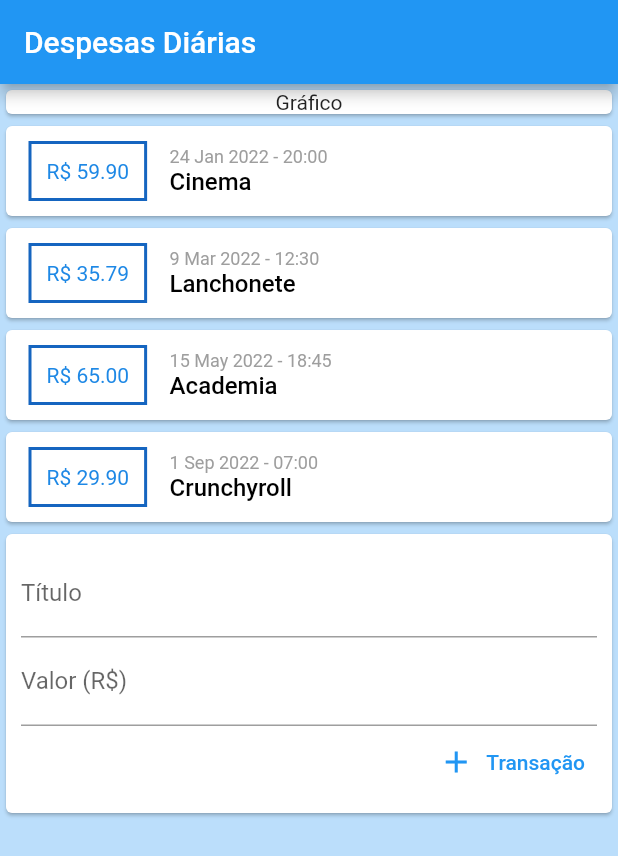
After one commit to isaacscardoso/expenses-diary-app, a Flutter app: the screen it shows after launch, on a phone screen of 412 x 824 dp. The commit adds this screen. Shown: the top 856 px of the screen. Run offline on Flutter 3.47's test engine with Material 2 defaults, Android fonts, the phone set to English and light mode, and no system bars.

Commit message:
Separating the application into components.

```diff
--- /dev/null
+++ b/lib/components/transaction_form.dart
@@ -0,0 +1,53 @@
+import 'package:flutter/material.dart';
+import 'package:flutter/services.dart';
+
+class TransactionForm extends StatefulWidget {
+  const TransactionForm({Key? key}) : super(key: key);
+
+  @override
+  State<TransactionForm> createState() => _TransactionFormState();
+}
+
+class _TransactionFormState extends State<TransactionForm> {
+  TextEditingController titleController = TextEditingController();
+  TextEditingController valueController = TextEditingController();
+
+  @override
+  Widget build(BuildContext context) {
+    return Card(
+      child: Padding(
+        padding: const EdgeInsets.all(10),
+        child: Column(
+          children: <Widget>[
+            TextField(
+              controller: titleController,
+              decoration: const InputDecoration(
+                labelText: 'Título',
+              ),
+            ),
+            TextField(
+              controller: valueController,
+              keyboardType: TextInputType.number,
+              inputFormatters: [FilteringTextInputFormatter.digitsOnly],
+              decoration: const InputDecoration(
+                labelText: 'Valor (R\$)',
+              ),
+            ),
+            Row(
+              mainAxisAlignment: MainAxisAlignment.end,
+              children: <Widget>[
+                TextButton.icon(
+                  onPressed: () {
+                    print('${titleController.text} - ${valueController.text}');
+                  },
+                  icon: const Icon(Icons.add),
+                  label: const Text('Transação'),
+                ),
+              ],
+            ),
+          ],
+        ),
+      ),
+    );
+  }
+}
--- /dev/null
+++ b/lib/components/transaction_list.dart
@@ -0,0 +1,63 @@
+import 'package:flutter/material.dart';
+import 'package:intl/intl.dart';
+import 'package:expenses_diary/models/transaction.dart';
+
+class TransactionList extends StatelessWidget {
+  const TransactionList({Key? key, required this.transactions})
+      : super(key: key);
+
+  final List<Transaction> transactions;
+
+  @override
+  Widget build(BuildContext context) {
+    return Column(
+      children: transactions.map((item) {
+        return Card(
+          child: Row(
+            children: <Widget>[
+              Container(
+                margin: const EdgeInsets.symmetric(
+                  horizontal: 15,
+                  vertical: 10,
+                ),
+                decoration: BoxDecoration(
+                  border: Border.all(
+                    color: Colors.blue.shade800,
+                    width: 2,
+                  ),
+                ),
+                padding: const EdgeInsets.all(10),
+                child: Text(
+                  'R\$ ${item.value.toStringAsFixed(2)}',
+                  style: TextStyle(
+                    color: Colors.blue.shade600,
+                  ),
+                ),
+              ),
+              Column(
+                crossAxisAlignment: CrossAxisAlignment.start,
+                children: <Widget>[
+                  Text(
+                    DateFormat('d MMM y - HH:mm').format(item.date),
+                    style: const TextStyle(
+                      color: Colors.grey,
+                      fontSize: 12,
+                    ),
+                  ),
+                  Text(
+                    item.title,
+                    style: const TextStyle(
+                      color: Colors.black,
+                      fontSize: 16,
+                      fontWeight: FontWeight.w500,
+                    ),
+                  ),
+                ],
+              ),
+            ],
+          ),
+        );
+      }).toList(),
+    );
+  }
+}
--- /dev/null
+++ b/lib/components/transaction_user.dart
@@ -0,0 +1,49 @@
+import 'package:flutter/material.dart';
+import 'package:expenses_diary/models/transaction.dart';
+import 'package:expenses_diary/components/transaction_form.dart';
+import 'package:expenses_diary/components/transaction_list.dart';
+
+class TransactionUser extends StatefulWidget {
+  const TransactionUser({Key? key}) : super(key: key);
+
+  @override
+  State<TransactionUser> createState() => _TransactionUserState();
+}
+
+class _TransactionUserState extends State<TransactionUser> {
+  final _transactions = [
+    Transaction(
+        id: '1',
+        title: 'Cinema',
+        value: 59.90,
+        date: DateTime(2022, 1, 24, 20, 00)),
+    Transaction(
+      id: '2',
+      title: 'Lanchonete',
+      value: 35.79,
+      date: DateTime(2022, 3, 09, 12, 30),
+    ),
+    Transaction(
+      id: '3',
+      title: 'Academia',
+      value: 65.00,
+      date: DateTime(2022, 05, 15, 18, 45),
+    ),
+    Transaction(
+      id: '4',
+      title: 'Crunchyroll',
+      value: 29.90,
+      date: DateTime(2022, 09, 01, 7, 00),
+    ),
+  ];
+
+  @override
+  Widget build(BuildContext context) {
+    return Column(
+      children: <Widget>[
+        TransactionList(transactions: _transactions),
+        const TransactionForm(),
+      ],
+    );
+  }
+}
```
Also changed, not shown: lib/main.dart (+8 -117 lines).
